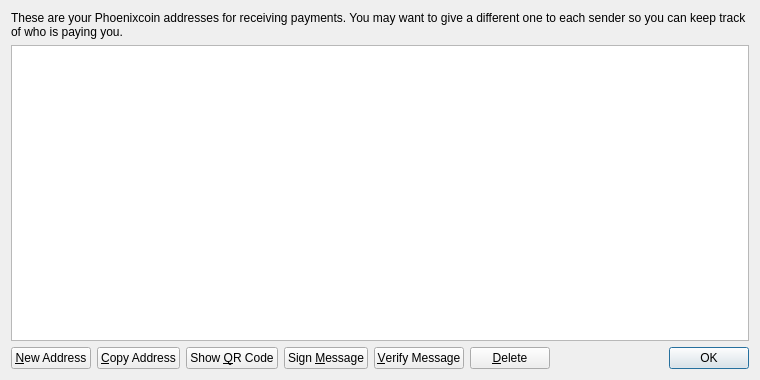
First picture: the form in src/qt/forms/addressbookpage.ui, repository ghostlander/Phoenixcoin-v0.7, before the edit.
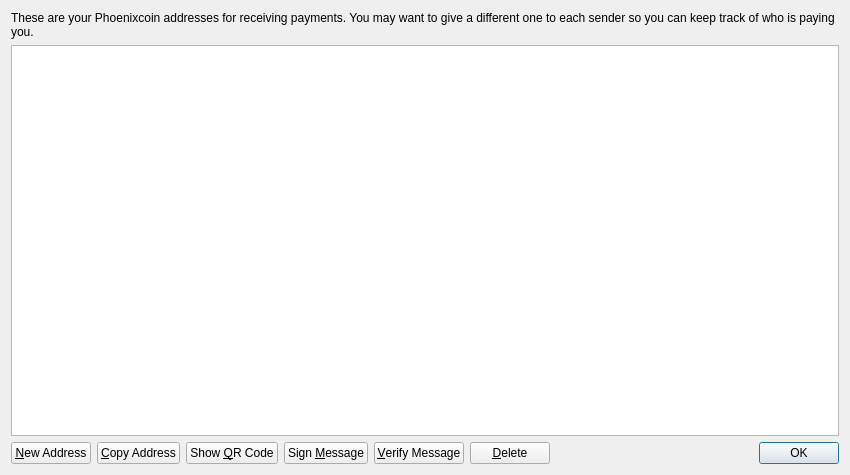
Second picture: the form after the edit. Icons and pictures are not drawn.

Diff of the .ui file:
```diff
--- a/src/qt/forms/addressbookpage.ui
+++ b/src/qt/forms/addressbookpage.ui
@@ -6,8 +6,8 @@
    <rect>
     <x>0</x>
     <y>0</y>
-    <width>760</width>
-    <height>380</height>
+    <width>850</width>
+    <height>475</height>
    </rect>
   </property>
   <property name="windowTitle">
```
